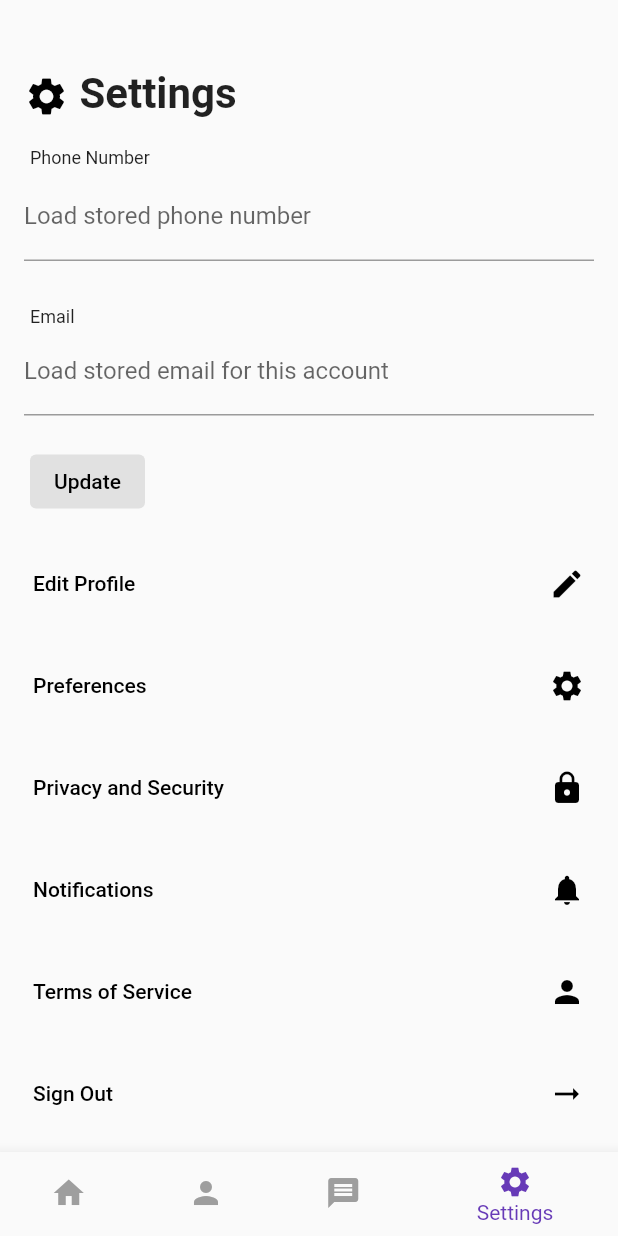
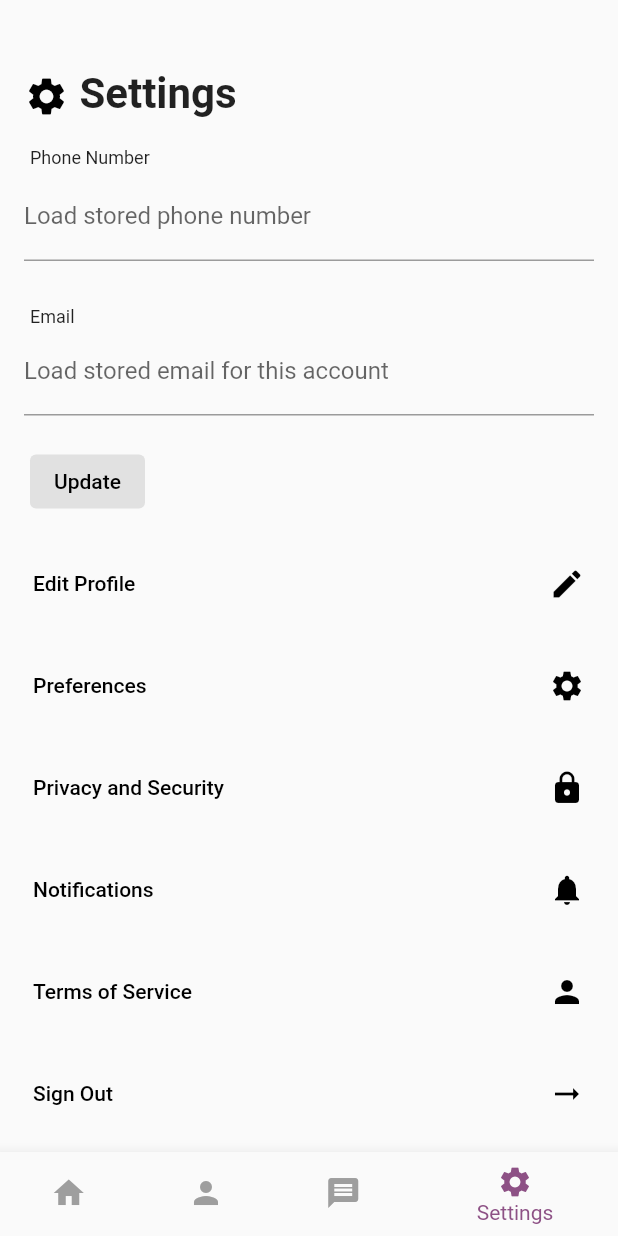
Before and after one commit to danielPeng-17/duos, a Flutter app: the screen it shows once a user with an empty profile is signed in, item 4 of the bottom bar chosen, after a tap on "Sign Out", on a phone screen of 412 x 824 dp. Run offline on Flutter 3.47's test engine with Material 2 defaults, Android fonts, the phone set to English and light mode, and no system bars; our stand-ins replace cached_network_image, cloud_firestore, email_validator, file_picker, firebase_auth, firebase_core and 2 more; accounts and stored records are empty; network calls fail.

Commit message:
clean up

```diff
--- a/duos_ui/lib/main.dart
+++ b/duos_ui/lib/main.dart
@@ -1,8 +1,3 @@
-import 'package:duos_ui/screens/profile_creation_age.dart';
-import 'package:duos_ui/screens/profile_creation_bio.dart';
-import 'package:duos_ui/screens/profile_creation_game.dart';
-import 'package:duos_ui/screens/profile_creation_name.dart';
-import 'package:duos_ui/screens/profile_creation_picture.dart';
 import 'package:firebase_auth/firebase_auth.dart';
 import 'package:flutter/material.dart';
 import 'package:firebase_core/firebase_core.dart';
@@ -22,7 +17,8 @@ Future main() async {
       ChangeNotifierProvider<ProfileProvider>(create: (_) => ProfileProvider()),
       ChangeNotifierProvider<AuthProvider>(create: (_) => AuthProvider()),
       Provider<ContactsProvider>(
-          create: (_) => ContactsProvider(firebaseFirestore: firebaseFirestore)),
+          create: (_) =>
+              ContactsProvider(firebaseFirestore: firebaseFirestore)),
       Provider<ChatProvider>(
           create: (_) => ChatProvider(firebaseFirestore: firebaseFirestore)),
     ],
@@ -40,7 +36,10 @@ class MyApp extends StatelessWidget {
         title: 'Duos',
         debugShowCheckedModeBanner: false,
         theme: ThemeData(
-            primarySwatch: Colors.deepPurple,
+            colorScheme: ColorScheme.fromSwatch().copyWith(
+              primary: const Color(0xff8D5185),
+              secondary: const Color(0xffA1BAFE),
+            ),
             appBarTheme: const AppBarTheme(
               backgroundColor: Colors.transparent,
               elevation: 0,
@@ -49,8 +48,7 @@ class MyApp extends StatelessWidget {
               ),
               foregroundColor: Colors.black,
             )),
-        home: const RootPage()
-        );
+        home: const RootPage());
   }
 }
 
--- a/duos_ui/lib/providers/profile_provider.dart
+++ b/duos_ui/lib/providers/profile_provider.dart
@@ -1,6 +1,4 @@
 import 'package:duos_ui/providers/disposable_provider.dart';
-import 'package:flutter/material.dart';
-import '../widgets/games.dart';
 
 class ProfileProvider extends DisposableProvider {
   String _firstName = '';
@@ -15,8 +13,6 @@ class ProfileProvider extends DisposableProvider {
   String _location = '';
   String _profilePicturePath = '';
   String _profilePictureURL = '';
-  List<String> _igns = [];
-  List<Games> _games = [];
   List<String> _categories = [];
   bool _doneSetup = true;
 
@@ -32,8 +28,6 @@ class ProfileProvider extends DisposableProvider {
   String get location => _location;
   String get profilePicPath => _profilePicturePath;
   String get profilePicURL => _profilePictureURL;
-  List<String> get igns => _igns;
-  List<Games> get games => _games;
   List<String> get categories => _categories;
   bool get doneSetup => _doneSetup;
 
@@ -97,21 +91,6 @@ class ProfileProvider extends DisposableProvider {
     notifyListeners();
   }
 
-  void setIgns(List<String> igns) {
-    _igns = igns;
-    notifyListeners();
-  }
-
-  void addIgn(String ign) {
-    _igns.add(ign);
-    notifyListeners();
-  }
-
-  void setGames(List<Games> games) {
-    _games = games;
-    notifyListeners();
-  }
-
   void setCategories(List<String> categories) {
     _categories = categories;
     notifyListeners();
@@ -136,8 +115,7 @@ class ProfileProvider extends DisposableProvider {
     _location = '';
     _profilePicturePath = '';
     _profilePictureURL = '';
-    _igns = [];
-    _games = [];
+    _categories = [];
     _doneSetup = true;
   }
 }
--- a/duos_ui/lib/screens/container_page.dart
+++ b/duos_ui/lib/screens/container_page.dart
@@ -69,7 +69,7 @@ class ContainerPageState extends State<ContainerPage> {
         context.read<ProfileProvider>().setHobbies(decodedRes["info"]["hobbies"]);
         context.read<ProfileProvider>().setProfilePicURL(decodedRes["info"]["profile_picture_url"]);
         context.read<ProfileProvider>().setDatingPref(decodedRes["info"]["dating_pref"]);
-        // context.read<ProfileProvider>().setCategories(decodedRes["categories"]);
+        context.read<ProfileProvider>().setCategories(List<String>.from(decodedRes['categories']));
         context.read<ProfileProvider>().setLanguages(decodedRes["info"]["languages"]);
         context.read<ProfileProvider>().setLocation(decodedRes["info"]["location"]);
       }
@@ -108,7 +108,7 @@ class ContainerPageState extends State<ContainerPage> {
           ),
         ],
         currentIndex: _selectedIndex,
-        selectedItemColor: Colors.deepPurple,
+        selectedItemColor: const Color(0xff8D5185),
         unselectedItemColor: Colors.grey,
         onTap: _onItemTapped,
       ),
--- a/duos_ui/lib/screens/profile_creation_bio.dart
+++ b/duos_ui/lib/screens/profile_creation_bio.dart
@@ -1,6 +1,5 @@
 import 'package:duos_ui/screens/profile_creation_game.dart';
 import 'package:flutter/material.dart';
-import 'package:intl/intl.dart';
 import 'package:provider/provider.dart';
 import 'package:duos_ui/providers/profile_provider.dart';
 
--- a/duos_ui/lib/screens/profile_creation_game.dart
+++ b/duos_ui/lib/screens/profile_creation_game.dart
@@ -1,5 +1,3 @@
-import 'package:duos_ui/screens/profile_creation_name.dart';
-import 'package:duos_ui/widgets/games.dart';
 import 'package:flutter/material.dart';
 import 'package:duos_ui/providers/providers.dart';
 import 'package:duos_ui/screens/profile_creation_picture.dart';
--- a/duos_ui/lib/screens/profile_creation_name.dart
+++ b/duos_ui/lib/screens/profile_creation_name.dart
@@ -116,8 +116,8 @@ class _ProfileCreationNameState extends State<ProfileCreationName> {
                 child: Center(
                   child: ElevatedButton.icon(
                       style: ElevatedButton.styleFrom(
-                        primary: Colors.black.withOpacity(0),
-                        onPrimary: Colors.black.withOpacity(0),
+                        foregroundColor: Colors.black.withOpacity(0),
+                        backgroundColor: Colors.black.withOpacity(0),
                         elevation: 20, // Elevation
                         shadowColor:
                             Colors.black.withOpacity(0), // Shadow Color
@@ -178,7 +178,6 @@ class _ProfileCreationNameState extends State<ProfileCreationName> {
         "location": context.read<ProfileProvider>().location,
         "profile_picture_url": context.read<ProfileProvider>().profilePicURL,
         "dating_pref": context.read<ProfileProvider>().datingPref,
-        "igns": context.read<ProfileProvider>().igns,
       },
       "uid": uid,
       "categories": context.read<ProfileProvider>().categories
--- a/duos_ui/lib/screens/profile_creation_picture.dart
+++ b/duos_ui/lib/screens/profile_creation_picture.dart
@@ -112,10 +112,11 @@ class _ProfileCreationPictureState extends State<ProfileCreationPicture> {
                             width: double.infinity,
                             fit: BoxFit.cover,
                           )
-                        : Image.network(
+                        : Image.asset(
+                            "assets/images/no_image.jpg",
                             width: double.infinity,
                             fit: BoxFit.cover,
-                            "https://media.istockphoto.com/id/1147544807/vector/thumbnail-image-vector-graphic.jpg?s=612x612&w=0&k=20&c=rnCKVbdxqkjlcs3xH87-9gocETqpspHFXu5dIGB4wuM="),
+                          ),
                   ),
                 ),
               ),
--- a/duos_ui/lib/screens/settings_page.dart
+++ b/duos_ui/lib/screens/settings_page.dart
@@ -110,8 +110,8 @@ class _SettingsPageState extends State<SettingsPage> {
                     alignment: Alignment.centerLeft,
                     child: ElevatedButton(
                       style: ElevatedButton.styleFrom(
-                        primary: Colors.black.withOpacity(0.1),
-                        onPrimary: Colors.black.withOpacity(1),
+                        foregroundColor: Colors.black.withOpacity(1),
+                        backgroundColor: Colors.black.withOpacity(0.1),
                         elevation: 20, // Elevation
                         shadowColor:
                         Colors.black.withOpacity(0.0), // Shadow Color
@@ -131,8 +131,8 @@ class _SettingsPageState extends State<SettingsPage> {
                     child: ElevatedButton(
                       onPressed: () {},
                       style: ElevatedButton.styleFrom(
-                        primary: Colors.black.withOpacity(0),
-                        onPrimary: Colors.black.withOpacity(1),
+                        foregroundColor: Colors.black.withOpacity(1),
+                        backgroundColor: Colors.black.withOpacity(0),
                         elevation: 20, // Elevation
                         shadowColor:
                         Colors.black.withOpacity(0), // Shadow Color
@@ -142,7 +142,7 @@ class _SettingsPageState extends State<SettingsPage> {
                           children: [
                             Expanded(
                               child: Padding(
-                                padding: EdgeInsets.all(6.0),
+                                padding: const EdgeInsets.all(6.0),
                                 child: Column(
                                     mainAxisAlignment: MainAxisAlignment.spaceAround,
                                     crossAxisAlignment: CrossAxisAlignment.start,
@@ -183,8 +183,8 @@ class _SettingsPageState extends State<SettingsPage> {
                         ),
                       ),
                       style: ElevatedButton.styleFrom(
-                        primary: Colors.black.withOpacity(0),
-                        onPrimary: Colors.black.withOpacity(1),
+                        foregroundColor: Colors.black.withOpacity(1),
+                        backgroundColor: Colors.black.withOpacity(0),
                         elevation: 20, // Elevation
                         shadowColor:
                         Colors.black.withOpacity(0), // Shadow Color
@@ -235,8 +235,8 @@ class _SettingsPageState extends State<SettingsPage> {
                         ),
                       ),
                       style: ElevatedButton.styleFrom(
-                        primary: Colors.black.withOpacity(0),
-                        onPrimary: Colors.black.withOpacity(1),
+                        foregroundColor: Colors.black.withOpacity(1),
+                        backgroundColor: Colors.black.withOpacity(0),
                         elevation: 20, // Elevation
                         shadowColor:
                         Colors.black.withOpacity(0), // Shadow Color
@@ -287,8 +287,8 @@ class _SettingsPageState extends State<SettingsPage> {
                         ),
                       ),
                       style: ElevatedButton.styleFrom(
-                        primary: Colors.black.withOpacity(0),
-                        onPrimary: Colors.black.withOpacity(1),
+                        foregroundColor: Colors.black.withOpacity(1),
+                        backgroundColor: Colors.black.withOpacity(0),
                         elevation: 20, // Elevation
                         shadowColor:
                         Colors.black.withOpacity(0), // Shadow Color
@@ -339,8 +339,8 @@ class _SettingsPageState extends State<SettingsPage> {
                           ),
                       ),
                       style: ElevatedButton.styleFrom(
-                        primary: Colors.black.withOpacity(0),
-                        onPrimary: Colors.black.withOpacity(1),
+                        foregroundColor: Colors.black.withOpacity(1),
+                        backgroundColor: Colors.black.withOpacity(0),
                         elevation: 20, // Elevation
                         shadowColor:
                         Colors.black.withOpacity(0), // Shadow Color
@@ -390,8 +390,8 @@ class _SettingsPageState extends State<SettingsPage> {
                         FirebaseAuth.instance.signOut();
                       },
                       style: ElevatedButton.styleFrom(
-                        primary: Colors.black.withOpacity(0),
-                        onPrimary: Colors.black.withOpacity(1),
+                        foregroundColor: Colors.black.withOpacity(1),
+                        backgroundColor: Colors.black.withOpacity(0),
                         elevation: 20, // Elevation
                         shadowColor:
                         Colors.black.withOpacity(0), // Shadow Color
```
Also changed, not shown: duos_ui/lib/screens/chat_page.dart (+6 -2 lines), duos_ui/lib/screens/contacts_page.dart (+8 -16 lines), duos_ui/lib/screens/home_page.dart (+5 -2 lines), duos_ui/lib/screens/profile_page.dart (+136 -183 lines), duos_ui/assets/images/no_image.jpg (added).
